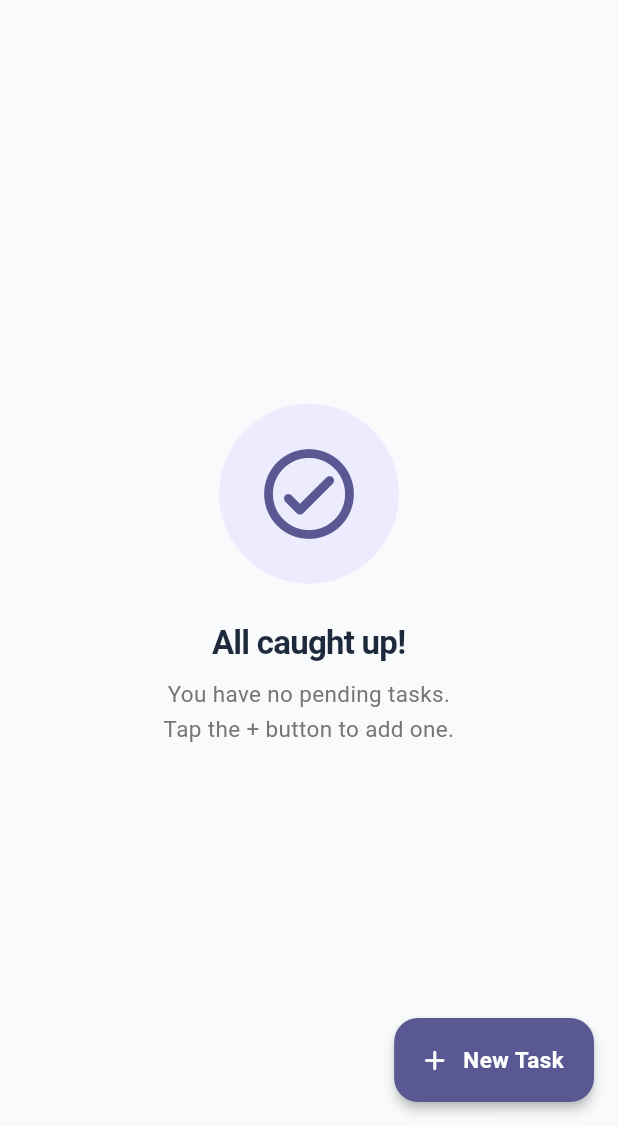
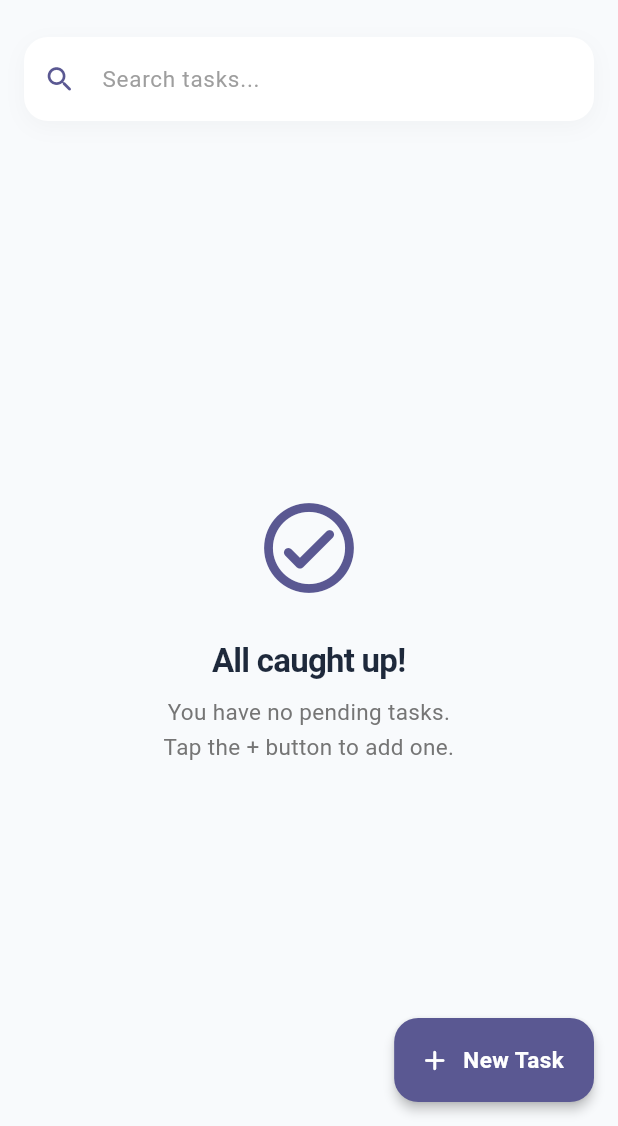
Before and after one commit to Tanvis-Goyani/lmgtodo, a Flutter app: the screen it shows after launch, on a phone screen of 412 x 824 dp, the part 110-1236 px from its top. Run offline on Flutter 3.47's test engine with Material 3 defaults, Android fonts, the phone set to English and light mode, and no system bars; our stand-ins replace equatable, flutter_bloc, hive, hive_flutter; accounts and stored records are empty.

Commit message:
Search Filter For TODO

```diff
--- a/lib/pages/todo_list_page.dart
+++ b/lib/pages/todo_list_page.dart
@@ -7,8 +7,21 @@ import 'package:lmgtodo/pages/todo_form_sheet.dart';
 import 'package:lmgtodo/widgets/todo_card.dart';
 import 'package:lmgtodo/constants/app_colors.dart';
 
-class TodoListPage extends StatelessWidget {
+class TodoListPage extends StatefulWidget {
   const TodoListPage({super.key});
+
+  @override
+  State<TodoListPage> createState() => _TodoListPageState();
+}
+
+class _TodoListPageState extends State<TodoListPage> {
+  final _searchController = TextEditingController();
+  String _searchQuery = '';
+  @override
+  void dispose() {
+    _searchController.dispose();
+    super.dispose();
+  }
 
   @override
   Widget build(BuildContext context) {
@@ -46,29 +59,129 @@ class TodoListPage extends StatelessWidget {
       body: BlocBuilder<TodoBloc, TodoState>(
         builder: (context, state) {
           if (state is TodoLoaded) {
-            if (state.todos.isEmpty) {
-              return Center(
+            final filteredTodos = _searchQuery.isEmpty
+                ? state.todos
+                : state.todos.where((todo) {
+                    final q = _searchQuery.toLowerCase();
+                    return todo.title.toLowerCase().contains(q) ||
+                        todo.description.toLowerCase().contains(q);
+                  }).toList();
+            return Column(
+              children: [
+                Container(
+                  margin: const EdgeInsets.symmetric(
+                    horizontal: 16,
+                    vertical: 8,
+                  ),
+                  decoration: BoxDecoration(
+                    color: AppColors.cardBackground,
+                    borderRadius: BorderRadius.circular(16),
+                    boxShadow: [
+                      BoxShadow(
+                        color: AppColors.shadowColor.withAlpha(8),
+                        blurRadius: 12,
+                        offset: const Offset(0, 4),
+                      ),
+                    ],
+                  ),
+                  child: TextField(
+                    controller: _searchController,
+                    onChanged: (val) {
+                      setState(() {
+                        _searchQuery = val;
+                      });
+                    },
+                    style: const TextStyle(
+                      fontSize: 16,
+                      color: AppColors.textPrimary,
+                      fontWeight: FontWeight.w500,
+                    ),
+                    decoration: InputDecoration(
+                      hintText: 'Search tasks...',
+                      hintStyle: TextStyle(
+                        color: AppColors.textTertiary,
+                        fontSize: 15,
+                        fontWeight: FontWeight.w400,
+                      ),
+                      prefixIcon: Icon(
+                        Icons.search_rounded,
+                        color: Theme.of(context).colorScheme.primary,
+                        size: 22,
+                      ),
+                      suffixIcon: _searchQuery.isNotEmpty
+                          ? GestureDetector(
+                              onTap: () {
+                                _searchController.clear();
+                                setState(() {
+                                  _searchQuery = '';
+                                });
+                              },
+                              child: Icon(
+                                Icons.close_rounded,
+                                color: AppColors.textTertiary,
+                                size: 20,
+                              ),
+                            )
+                          : null,
+                      filled: true,
+                      fillColor: Colors.transparent,
+                      contentPadding: const EdgeInsets.symmetric(
+                        horizontal: 16,
+                        vertical: 16,
+                      ),
+                      border: OutlineInputBorder(
+                        borderRadius: BorderRadius.circular(16),
+                        borderSide: BorderSide.none,
+                      ),
+                      enabledBorder: OutlineInputBorder(
+                        borderRadius: BorderRadius.circular(16),
+                        borderSide: BorderSide.none,
+                      ),
+                      focusedBorder: OutlineInputBorder(
+                        borderRadius: BorderRadius.circular(16),
+                        borderSide: BorderSide(
+                          color: Theme.of(
+                            context,
+                          ).colorScheme.primary.withAlpha(70),
+                          width: 1.5,
+                        ),
+                      ),
+                    ),
+                  ),
+                ),
+                if (_searchQuery.isNotEmpty)
+                  Padding(
+                    padding: const EdgeInsets.fromLTRB(20, 4, 16, 0),
+                    child: Align(
+                      alignment: Alignment.centerLeft,
+                      child: Text(
+                        '${filteredTodos.length} results',
+                        style: TextStyle(
+                          fontSize: 12,
+                          color: AppColors.textSecondary,
+                        ),
+                      ),
+                    ),
+                  ),
+                Expanded(
+                  child: filteredTodos.isEmpty
+                      ? Center(
                           child: Column(
                             mainAxisAlignment: MainAxisAlignment.center,
                             children: [
-                    Container(
-                      padding: const EdgeInsets.all(24),
-                      decoration: BoxDecoration(
-                        color: Theme.of(
-                          context,
-                        ).colorScheme.primaryContainer.withAlpha(128),
-                        shape: BoxShape.circle,
-                      ),
-                      child: Icon(
-                        Icons.check_circle_outline_rounded,
+                              Icon(
+                                _searchQuery.isNotEmpty
+                                    ? Icons.search_off_rounded
+                                    : Icons.check_circle_outline_rounded,
                                 size: 72,
                                 color: Theme.of(context).colorScheme.primary,
                               ),
-                    ),
                               const SizedBox(height: 24),
-                    const Text(
-                      'All caught up!',
-                      style: TextStyle(
+                              Text(
+                                _searchQuery.isNotEmpty
+                                    ? 'No results found'
+                                    : 'All caught up!',
+                                style: const TextStyle(
                                   fontSize: 22,
                                   fontWeight: FontWeight.bold,
                                   color: AppColors.textPrimary,
@@ -77,7 +190,9 @@ class TodoListPage extends StatelessWidget {
                               ),
                               const SizedBox(height: 8),
                               Text(
-                      'You have no pending tasks.\nTap the + button to add one.',
+                                _searchQuery.isNotEmpty
+                                    ? 'Try a different keyword'
+                                    : 'You have no pending tasks.\nTap the + button to add one.',
                                 textAlign: TextAlign.center,
                                 style: TextStyle(
                                   fontSize: 15,
@@ -87,26 +202,26 @@ class TodoListPage extends StatelessWidget {
                               ),
                             ],
                           ),
-              );
-            }
-            return ListView.builder(
+                        )
+                      : ListView.builder(
                           padding: const EdgeInsets.only(top: 8, bottom: 100),
-              itemCount: state.todos.length,
+                          itemCount: filteredTodos.length,
                           itemBuilder: (context, index) {
-                final todo = state.todos[index];
+                            final todo = filteredTodos[index];
                             return TodoCard(
                               todo: todo,
-                  onDelete: () =>
-                      context.read<TodoBloc>().add(DeleteTodo(todo.id)),
-
-                  onStart: () =>
-                      context.read<TodoBloc>().add(StartTimer(todo.id)),
-
-                  onPause: () =>
-                      context.read<TodoBloc>().add(PauseTimer(todo.id)),
-
-                  onComplete: () =>
-                      context.read<TodoBloc>().add(CompleteTodo(todo.id)),
+                              onDelete: () => context.read<TodoBloc>().add(
+                                DeleteTodo(todo.id),
+                              ),
+                              onStart: () => context.read<TodoBloc>().add(
+                                StartTimer(todo.id),
+                              ),
+                              onPause: () => context.read<TodoBloc>().add(
+                                PauseTimer(todo.id),
+                              ),
+                              onComplete: () => context.read<TodoBloc>().add(
+                                CompleteTodo(todo.id),
+                              ),
                               onEdit: () {
                                 showModalBottomSheet(
                                   context: context,
@@ -114,12 +229,15 @@ class TodoListPage extends StatelessWidget {
                                   backgroundColor: Colors.transparent,
                                   builder: (_) => BlocProvider.value(
                                     value: context.read<TodoBloc>(),
-                        child: TodoFormSheet(todo: todo), // pass the todo
+                                    child: TodoFormSheet(todo: todo),
                                   ),
                                 );
                               },
                             );
                           },
+                        ),
+                ),
+              ],
             );
           }
           return const Center(child: CircularProgressIndicator());
```
Lines whose indentation alone changed are shown as unchanged.
